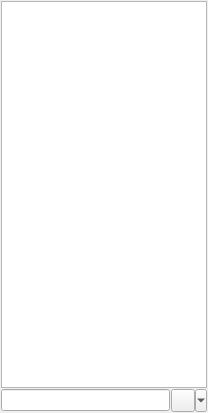
This is src/plugins/azoth/mainwidget.ui in 0xd34df00d/leechcraft as Qt 5 draws it before an edit. The edited form follows.
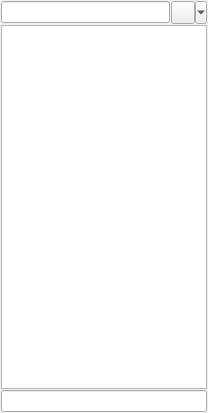
This is the edited form.

Commit message: Azoth: filtering.

Patch:
```diff
--- a/src/plugins/azoth/mainwidget.ui
+++ b/src/plugins/azoth/mainwidget.ui
@@ -20,6 +20,23 @@
    <property name="margin">
     <number>1</number>
    </property>
+   <item>
+    <layout class="QHBoxLayout" name="BottomLayout_">
+     <item>
+      <widget class="QLineEdit" name="FastStatusText_"/>
+     </item>
+     <item>
+      <widget class="QToolButton" name="FastStatusButton_">
+       <property name="text">
+        <string/>
+       </property>
+       <property name="popupMode">
+        <enum>QToolButton::MenuButtonPopup</enum>
+       </property>
+      </widget>
+     </item>
+    </layout>
+   </item>
    <item>
     <widget class="QTreeView" name="CLTree_">
      <property name="contextMenuPolicy">
@@ -51,21 +68,7 @@
     </widget>
    </item>
    <item>
-    <layout class="QHBoxLayout" name="BottomLayout_">
-     <item>
-      <widget class="QLineEdit" name="FastStatusText_"/>
-     </item>
-     <item>
-      <widget class="QToolButton" name="FastStatusButton_">
-       <property name="text">
-        <string/>
-       </property>
-       <property name="popupMode">
-        <enum>QToolButton::MenuButtonPopup</enum>
-       </property>
-      </widget>
-     </item>
-    </layout>
+    <widget class="QLineEdit" name="FilterLine_"/>
    </item>
   </layout>
   <action name="ActionAddAccount_">
```
The commit also changes 2 other files.
